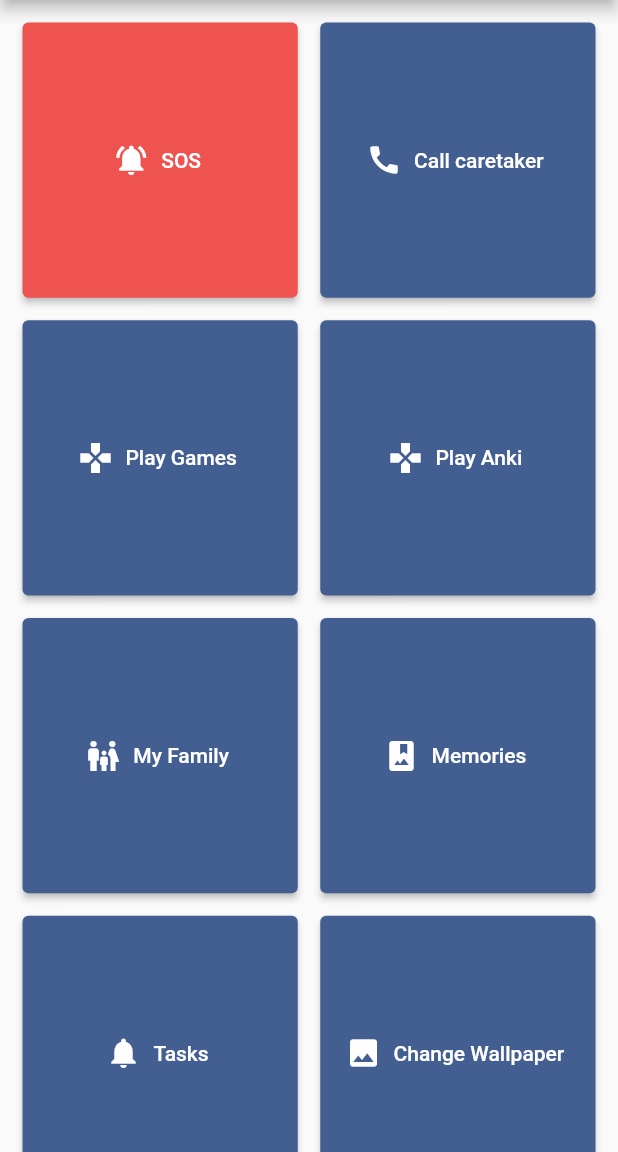
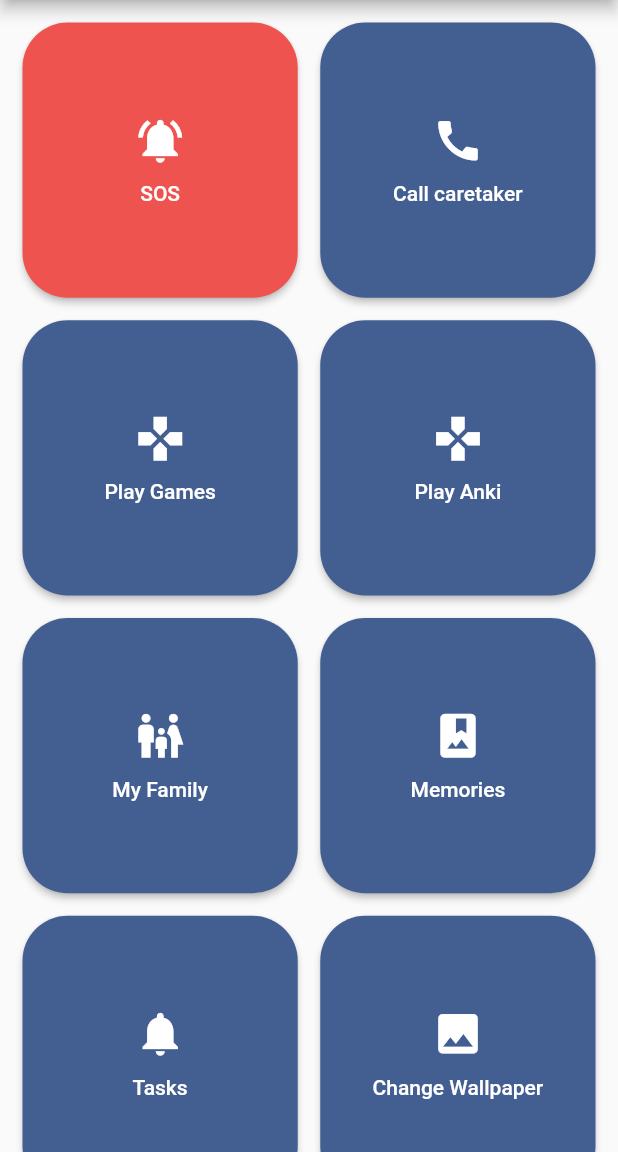
Before and after one commit to SirusCodes/demibuddy, a Flutter app: the screen it shows after launch, on a phone screen of 412 x 824 dp, the part 84-1236 px from its top. Run offline on Flutter 3.47's test engine with Material 2 defaults, Android fonts, the phone set to English and light mode, and no system bars; our stand-ins replace appwrite, get_it, shared_preferences; missing offline and left inert: device_apps, wallpaper_manager_flutter, whiteboard; network calls fail.

Commit message:
beutify dashboard

```diff
--- a/lib/screens/dashboard_screen.dart
+++ b/lib/screens/dashboard_screen.dart
@@ -32,8 +32,6 @@ class _DashboardScreenState extends State<DashboardScreen>
 
     // TODO: remove anon sign
     WidgetsBinding.instance!.addPostFrameCallback((timeStamp) async {
-      // if ((await getIt.get<Account>().get()))
-      //   getIt.get<Account>().createAnonymousSession();
       try {
         log((await getIt.get<Account>().get()).$id);
       } catch (_) {
@@ -80,72 +78,103 @@ class _DashboardScreenState extends State<DashboardScreen>
         data: ElevatedButtonThemeData(
           style: ElevatedButton.styleFrom(
             fixedSize: Size.square((size.width - 60) / 2),
+            shape: RoundedRectangleBorder(
+              borderRadius: BorderRadius.circular(30),
             ),
           ),
+        ),
+        child: IconTheme(
+          data: const IconThemeData(size: 35),
           child: GridView.count(
             crossAxisCount: 2,
             mainAxisSpacing: 15,
             crossAxisSpacing: 15,
             padding: const EdgeInsets.all(15),
             children: [
-            ElevatedButton.icon(
+              _buildButton(
                 onPressed: null,
                 onLongPress: () => _callCareTaker(isSOS: true),
                 style: ElevatedButton.styleFrom(primary: Colors.red.shade400),
                 icon: const Icon(Icons.notifications_active),
-              label: const Text("SOS"),
+                title: "SOS",
               ),
-            ElevatedButton.icon(
+              _buildButton(
                 onPressed: _callCareTaker,
                 icon: const Icon(Icons.call),
-              label: const Text("Call caretaker"),
+                title: "Call caretaker",
               ),
-            ElevatedButton.icon(
+              _buildButton(
                 onPressed: () => Navigator.push(
                   context,
                   MaterialPageRoute(builder: (_) => const GameScreen()),
                 ),
                 icon: const Icon(Icons.games),
-              label: const Text("Play Games"),
+                title: "Play Games",
               ),
-            ElevatedButton.icon(
+              _buildButton(
                 onPressed: () => DeviceApps.openApp("com.ichi2.anki"),
                 icon: const Icon(Icons.games),
-              label: const Text("Play Anki"),
+                title: "Play Anki",
               ),
-            ElevatedButton.icon(
+              _buildButton(
                 onPressed: () => Navigator.push(
                   context,
                   MaterialPageRoute(builder: (_) => const MyFamilyScreen()),
                 ),
                 icon: const Icon(Icons.family_restroom),
-              label: const Text("My Family"),
+                title: "My Family",
               ),
-            ElevatedButton.icon(
+              _buildButton(
                 onPressed: () => Navigator.push(
                   context,
                   MaterialPageRoute(builder: (_) => const MemoriesScreen()),
                 ),
                 icon: const Icon(Icons.photo_album),
-              label: const Text("Memories"),
+                title: "Memories",
               ),
-            ElevatedButton.icon(
+              _buildButton(
                 onPressed: () => Navigator.push(
                   context,
                   MaterialPageRoute(builder: (_) => const TasksScreen()),
                 ),
                 icon: const Icon(Icons.notifications),
-              label: const Text("Tasks"),
+                title: "Tasks",
               ),
-            ElevatedButton.icon(
+              _buildButton(
                 onPressed: () {
                   changeWallpaper();
                 },
                 icon: const Icon(Icons.image),
-              label: const Text("Change Wallpaper"),
+                title: "Change Wallpaper",
               ),
             ],
           ),
+        ),
+      ),
+    );
+  }
+
+  Widget _buildButton({
+    required Icon icon,
+    required String title,
+    required VoidCallback? onPressed,
+    ButtonStyle? style,
+    VoidCallback? onLongPress,
+  }) {
+    return ElevatedButton(
+      onPressed: onPressed,
+      style: style,
+      onLongPress: onLongPress,
+      child: Column(
+        mainAxisAlignment: MainAxisAlignment.center,
+        children: <Widget>[
+          icon,
+          const SizedBox(height: 10),
+          Text(
+            title,
+            textAlign: TextAlign.center,
+          ),
+        ],
       ),
     );
   }
```
Lines whose indentation alone changed are shown as unchanged.
